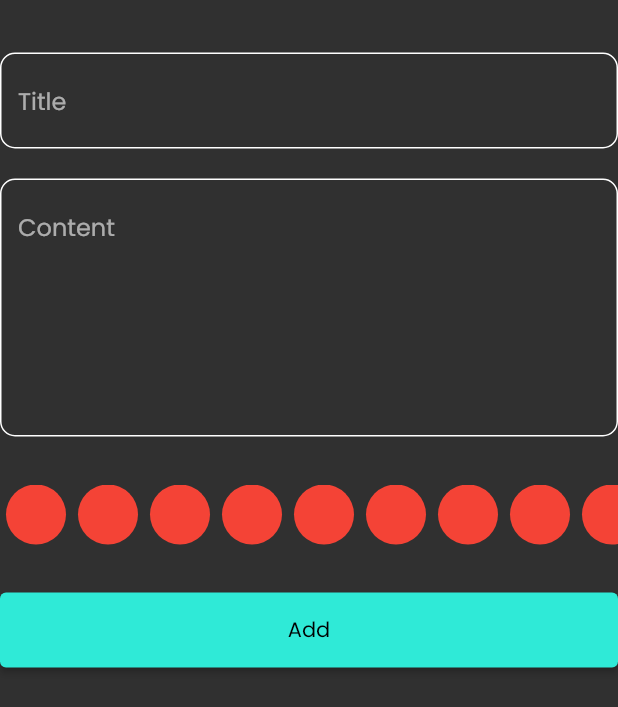
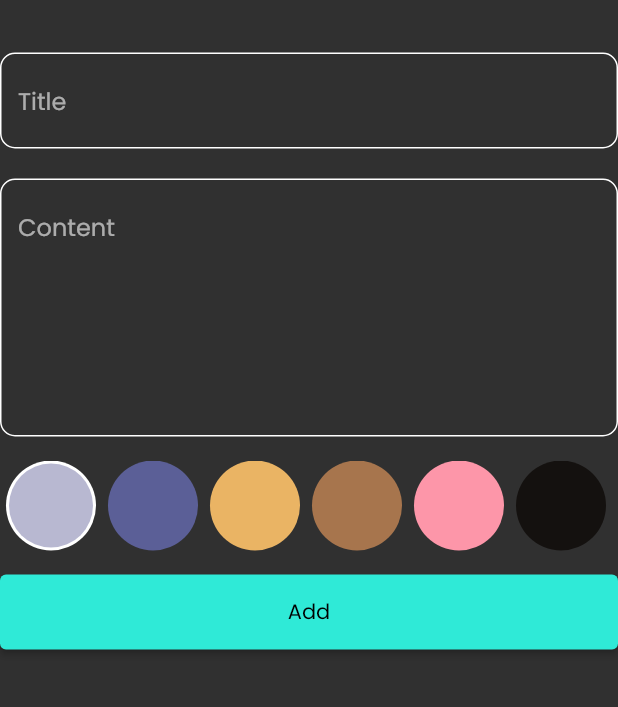
Before and after one commit to MostafaHamed-W/bright_memo, a Flutter app: the AddNoteForm widget shown alone on an empty page, opened directly, on a phone screen of 412 x 824 dp. Shown: the top 707 px of the screen. Run offline on Flutter 3.47's test engine with Material 2 defaults, Android fonts, the phone set to English and light mode, and no system bars; our stand-ins replace bloc, flutter_bloc, font_awesome_flutter, hive, hive_flutter, modal_progress_hud_nsn; accounts and stored records are empty.

Commit message:
Finishing Notes Colors

```diff
--- a/lib/views/widgets/add_note_form.dart
+++ b/lib/views/widgets/add_note_form.dart
@@ -46,11 +46,11 @@ class _AddNoteFormState extends State<AddNoteForm> {
           ),
           // const Spacer(),
           const SizedBox(
-            height: 32,
+            height: 16,
           ),
-          ColorsListView(),
+          const ColorsListView(),
           const SizedBox(
-            height: 32,
+            height: 16,
           ),
           Padding(
             padding: const EdgeInsets.only(bottom: 40),
@@ -71,10 +71,11 @@ class _AddNoteFormState extends State<AddNoteForm> {
                       // debugPrint(formattedDate);
                       formKey.currentState!.save();
                       var noteModel = NoteModel(
-                          title: title!,
-                          subTitle: subTitle!,
-                          date: formattedDate,
-                          color: Colors.blue.value);
+                        title: title!,
+                        subTitle: subTitle!,
+                        date: formattedDate,
+                        color: Colors.blue.value,
+                      );
                       BlocProvider.of<AddNoteCubit>(context).addNote(noteModel);
                       BlocProvider.of<NotesCubit>(context).fetchAllNotes();
                     } else {
@@ -106,31 +107,68 @@ class _AddNoteFormState extends State<AddNoteForm> {
 }
 
 class ColorItem extends StatelessWidget {
-  const ColorItem({super.key});
-
+  const ColorItem({super.key, required this.isActive, required this.noteColor});
+  final bool isActive;
+  final Color noteColor;
   @override
   Widget build(BuildContext context) {
-    return const CircleAvatar(
-      backgroundColor: Colors.red,
-      radius: 20,
-    );
+    return isActive
+        ? CircleAvatar(
+            backgroundColor: Colors.white,
+            radius: 30,
+            child: CircleAvatar(
+              radius: 28,
+              backgroundColor: noteColor,
+            ),
+          )
+        : CircleAvatar(
+            backgroundColor: noteColor,
+            radius: 30,
+          );
   }
 }
 
-class ColorsListView extends StatelessWidget {
+class ColorsListView extends StatefulWidget {
   const ColorsListView({super.key});
 
   @override
+  State<ColorsListView> createState() => _ColorsListViewState();
+}
+
+class _ColorsListViewState extends State<ColorsListView> {
+  int currnetIndex = 0;
+  List<Color> noteColors = [
+    const Color(0xFFB8B8D1),
+    const Color(0xFF5B5F97),
+    const Color(0xFFEAB464),
+    const Color(0xFFA7754D),
+    const Color(0xFFFD96A9),
+    const Color(0xFF14110F),
+    const Color(0xFF34312D),
+    const Color(0xFF7E7F83),
+    const Color(0xFFD9C5B2),
+  ];
+  @override
   Widget build(BuildContext context) {
     return SizedBox(
-      height: 20 * 2,
+      height: 30 * 2,
       child: ListView.builder(
-          itemCount: 10,
+          itemCount: noteColors.length,
           scrollDirection: Axis.horizontal,
           itemBuilder: (context, index) {
-            return const Padding(
-              padding: EdgeInsets.symmetric(horizontal: 4),
-              child: ColorItem(),
+            return Padding(
+              padding: const EdgeInsets.symmetric(horizontal: 4),
+              child: GestureDetector(
+                onTap: () {
+                  setState(() {
+                    currnetIndex = index;
+                  });
+                },
+                child: ColorItem(
+                  isActive: currnetIndex == index,
+                  noteColor: noteColors[index],
+                ),
+              ),
             );
           }),
     );
```
